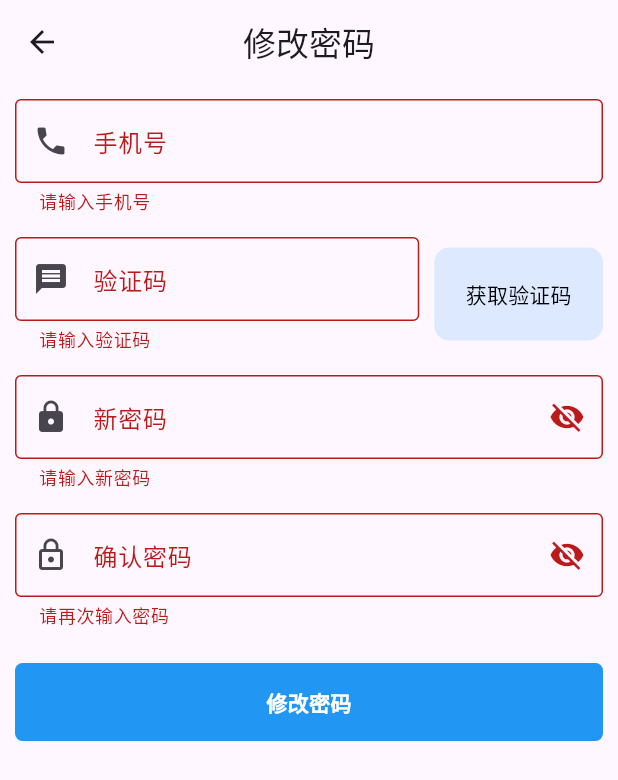
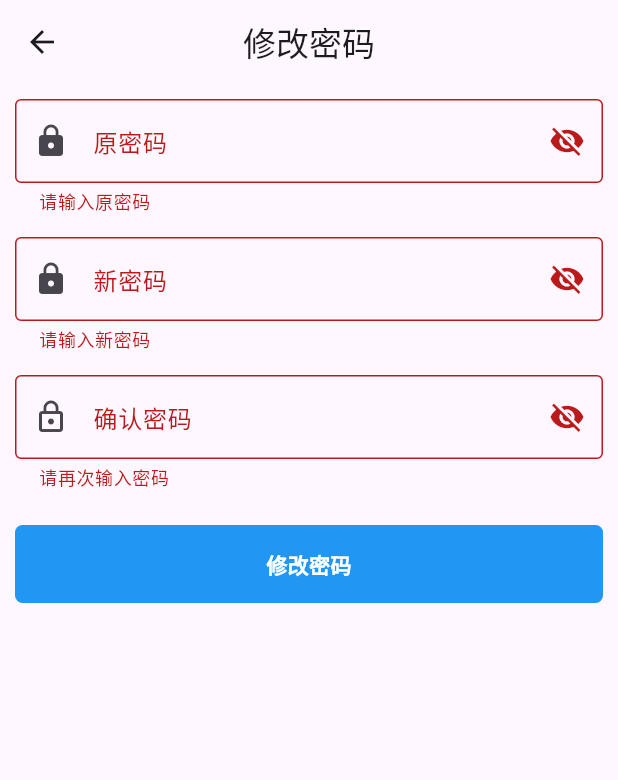
Before and after one commit to renvlers/CommunityECodeFrontendForAdmins, a Flutter app: the ResetPasswordPage screen opened by its route, after a tap on "修改密码", on a phone screen of 412 x 824 dp. Shown: the top 780 px of the screen. Run offline on Flutter 3.47's test engine with Material 3 defaults, Android fonts, the phone set to English and light mode, and no system bars; our stand-ins replace dio, shared_preferences; accounts and stored records are empty.

Commit message:
supported resetting password by original password

```diff
--- a/lib/widgets/login_form.dart
+++ b/lib/widgets/login_form.dart
@@ -59,13 +59,13 @@ class _LoginFormState extends State<LoginForm> {
             keyboardType: TextInputType.phone,
             controller: _usernameController,
             decoration: InputDecoration(
-              labelText: '手机号',
+              labelText: '物管电话号码',
               prefixIcon: Icon(Icons.person),
               border: OutlineInputBorder(),
             ),
             validator: (value) {
               if (value == null || value.isEmpty) {
-                return '请输入手机号';
+                return '请输入电话号码';
               }
               return null;
             },
@@ -157,16 +157,6 @@ class _LoginFormState extends State<LoginForm> {
                 ),
               ),
             ),
-          ),
-          SizedBox(height: 8),
-          GestureDetector(
-            onTap: () {
-              Navigator.pushNamed(context, RoutePath.resetPasswordPage);
-            },
-            child: Container(
-              alignment: Alignment.center,
-              child: Text("忘记密码？"),
-            ),
           )
         ],
       ),
--- a/lib/widgets/reset_password_form.dart
+++ b/lib/widgets/reset_password_form.dart
@@ -4,6 +4,7 @@ import 'package:frontend_for_admins/pages/login_page.dart';
 import 'dart:async';
 
 import 'package:frontend_for_admins/utils/api_client.dart';
+import 'package:frontend_for_admins/utils/user_util.dart';
 import 'package:shared_preferences/shared_preferences.dart';
 
 class ResetPasswordForm extends StatefulWidget {
@@ -15,69 +16,13 @@ class ResetPasswordForm extends StatefulWidget {
 
 class _ResetPasswordFormState extends State<ResetPasswordForm> {
   final _formKey = GlobalKey<FormState>();
-  final TextEditingController _phoneController = TextEditingController();
-  final TextEditingController _codeController = TextEditingController();
+  final TextEditingController _originalPwdController = TextEditingController();
   final TextEditingController _newPwdController = TextEditingController();
   final TextEditingController _confirmPwdController = TextEditingController();
 
+  bool _obscureOriginalPwd = true;
   bool _obscureNewPwd = true;
   bool _obscureConfirmPwd = true;
-
-  int _secondsRemaining = 0;
-  Timer? _timer;
-
-  void _startCountdown() {
-    setState(() {
-      _secondsRemaining = 30;
-    });
-
-    _timer = Timer.periodic(Duration(seconds: 1), (timer) {
-      setState(() {
-        _secondsRemaining--;
-        if (_secondsRemaining <= 0) {
-          _timer?.cancel();
-        }
-      });
-    });
-  }
-
-  void _getSmsCode() async {
-    if (_secondsRemaining > 0) return;
-
-    final phone = _phoneController.text;
-    if (phone.isEmpty || phone.length < 11) {
-      ScaffoldMessenger.of(context).showSnackBar(
-        SnackBar(content: Text('请输入正确的手机号')),
-      );
-      return;
-    }
-
-    try {
-      await ApiClient().dio.post("/user/send_code", data: {"phone": phone});
-    } on DioException catch (e) {
-      String errorMessage = e.toString();
-      if (e.response != null &&
-          e.response?.data != null &&
-          e.response?.data['message'] != null) {
-        errorMessage = e.response?.data['message'];
-      }
-      ScaffoldMessenger.of(context).showSnackBar(
-        SnackBar(content: Text(errorMessage)),
-      );
-    } catch (e) {
-      ScaffoldMessenger.of(context).showSnackBar(
-        SnackBar(content: Text(e.toString())),
-      );
-    }
-
-    _startCountdown();
-  }
-
-  @override
-  void dispose() {
-    _timer?.cancel();
-    super.dispose();
-  }
 
   @override
   Widget build(BuildContext context) {
@@ -85,59 +30,29 @@ class _ResetPasswordFormState extends State<ResetPasswordForm> {
       key: _formKey,
       child: Column(
         children: [
-          // 手机号
+          // 原密码
           TextFormField(
-            controller: _phoneController,
-            keyboardType: TextInputType.phone,
+            controller: _originalPwdController,
+            obscureText: _obscureNewPwd,
             decoration: InputDecoration(
-              labelText: '手机号',
-              prefixIcon: Icon(Icons.phone),
+              labelText: '原密码',
+              prefixIcon: Icon(Icons.lock),
               border: OutlineInputBorder(),
+              suffixIcon: IconButton(
+                icon: Icon(
+                    _obscureNewPwd ? Icons.visibility_off : Icons.visibility),
+                onPressed: () {
+                  setState(() {
+                    _obscureNewPwd = !_obscureNewPwd;
+                  });
+                },
+              ),
             ),
             validator: (value) {
-              if (value == null || value.isEmpty) return '请输入手机号';
-              if (value.length != 11) return '手机号格式错误';
+              if (value == null || value.isEmpty) return '请输入原密码';
+              if (value.length < 6) return '密码长度不能少于6位';
               return null;
             },
-          ),
-          SizedBox(height: 16),
-
-          // 验证码
-          Row(
-            children: [
-              Expanded(
-                child: TextFormField(
-                  controller: _codeController,
-                  keyboardType: TextInputType.number,
-                  decoration: InputDecoration(
-                    labelText: '验证码',
-                    prefixIcon: Icon(Icons.message),
-                    border: OutlineInputBorder(),
-                  ),
-                  validator: (value) {
-                    if (value == null || value.isEmpty) return '请输入验证码';
-                    if (value.length != 6) return '验证码为6位数字';
-                    return null;
-                  },
-                ),
-              ),
-              SizedBox(width: 10),
-              ElevatedButton(
-                style: ButtonStyle(
-                    backgroundColor: MaterialStateProperty.all(
-                        Color.fromARGB(255, 220, 233, 255)),
-                    padding: MaterialStateProperty.all(EdgeInsets.all(21)),
-                    elevation: MaterialStateProperty.all(0),
-                    shape: MaterialStateProperty.all(RoundedRectangleBorder(
-                        borderRadius: BorderRadius.circular(10)))),
-                onPressed: _secondsRemaining > 0 ? null : _getSmsCode,
-                child: Text(
-                    _secondsRemaining > 0
-                        ? '重新获取 ($_secondsRemaining)'
-                        : '获取验证码',
-                    style: TextStyle(color: Colors.black)),
-              ),
-            ],
           ),
           SizedBox(height: 16),
 
@@ -207,9 +122,9 @@ class _ResetPasswordFormState extends State<ResetPasswordForm> {
                   try {
                     Response response = await ApiClient()
                         .dio
-                        .put("/user/change_password", data: {
-                      "phone": _phoneController.text,
-                      "verificationCode": _codeController.text,
+                        .put("/user/change_password_without_code", data: {
+                      "uid": await UserUtil.getUid(),
+                      "originalPassword": _originalPwdController.text,
                       "newPassword": _newPwdController.text
                     });
                     if (response.statusCode == 200) {
--- a/pubspec.yaml
+++ b/pubspec.yaml
@@ -66,6 +66,8 @@ flutter:
   # assets:
   #   - images/a_dot_burr.jpeg
   #   - images/a_dot_ham.jpeg
+  assets:
+    - assets/images/
 
   # An image asset can refer to one or more resolution-specific "variants", see
   # https://flutter.dev/assets-and-images/#resolution-aware
```
Also changed, not shown: 5 other files.
